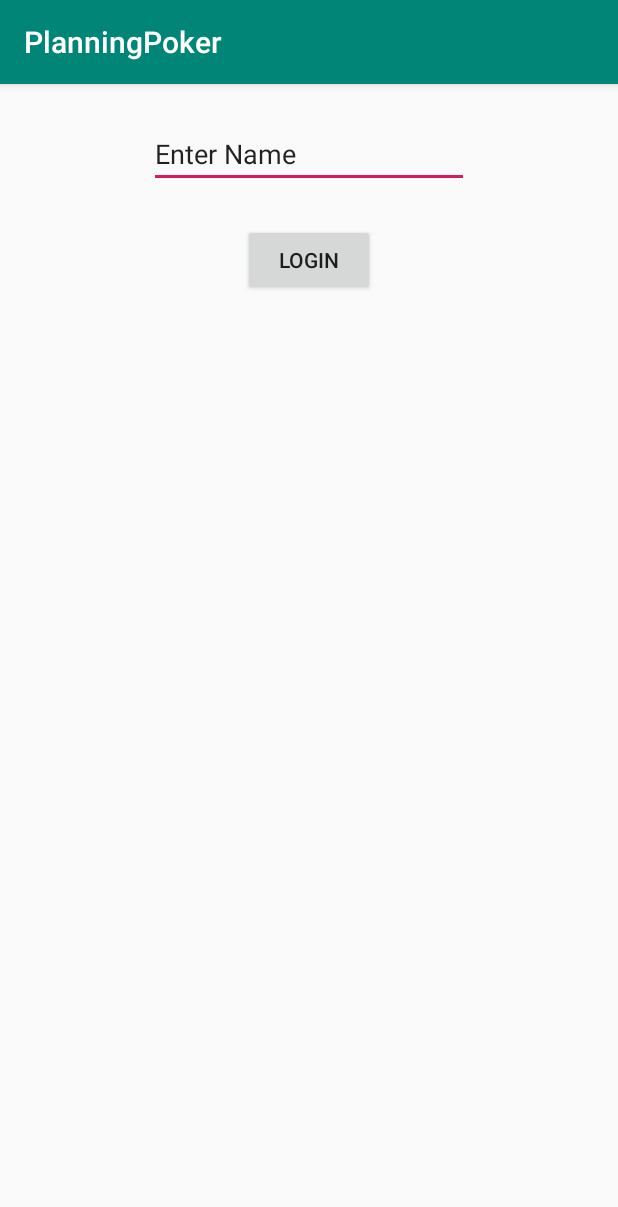
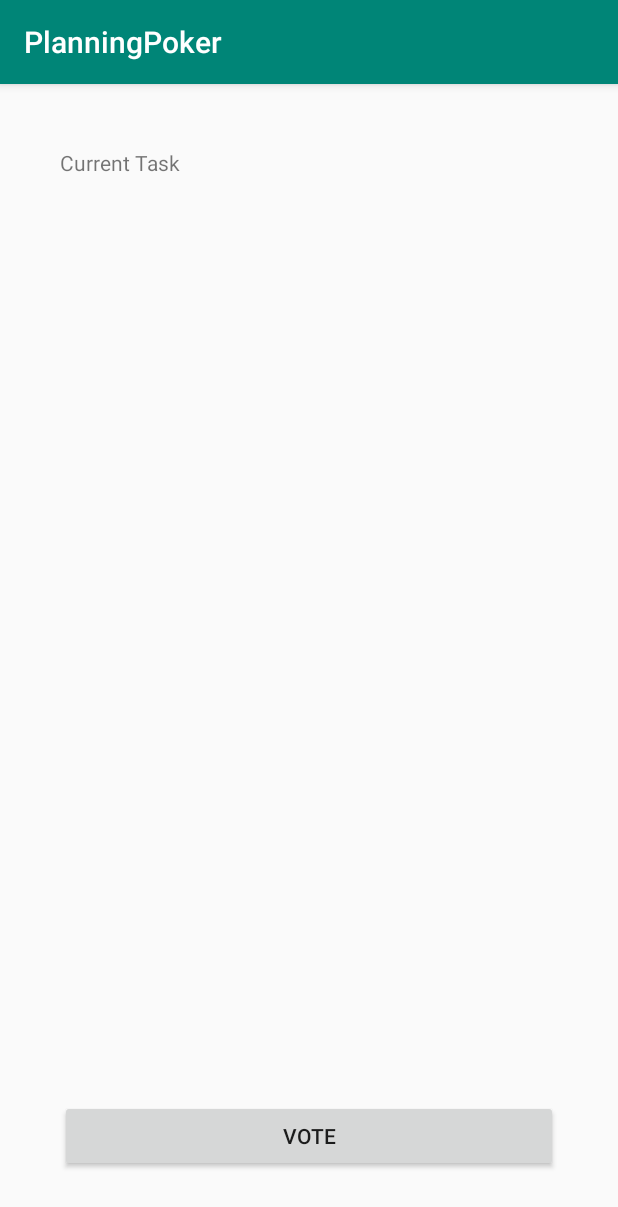
Before and after one commit to szoreny95/PlanningPoker, an Android app: the screen it shows after launch (MainActivity before the commit, VoteActivity after it), after a tap on "LOGIN", on a phone screen of 412 x 824 dp. Shown: the top 1207 px of the screen. Run offline under Robolectric (Android 15) with nearby library versions, the phone set to English and light mode, and no system bars.

Commit message:
1.3 branch.....

```diff
--- a/app/build.gradle
+++ b/app/build.gradle
@@ -28,4 +28,5 @@ dependencies {
     testImplementation 'junit:junit:4.12'
     androidTestImplementation 'androidx.test:runner:1.1.1'
     androidTestImplementation 'androidx.test.espresso:espresso-core:3.1.1'
+    implementation 'androidx.recyclerview:recyclerview:1.0.0'
 }
--- a/app/src/main/AndroidManifest.xml
+++ b/app/src/main/AndroidManifest.xml
@@ -1,7 +1,6 @@
 <?xml version="1.0" encoding="utf-8"?>
 <manifest xmlns:android="http://schemas.android.com/apk/res/android"
     package="com.example.planningpoker">
-
     <!-- To access Google+ APIs: -->
     <uses-permission android:name="android.permission.INTERNET" />
 
@@ -12,6 +11,7 @@
         android:roundIcon="@mipmap/ic_launcher_round"
         android:supportsRtl="true"
         android:theme="@style/AppTheme">
+        <activity android:name=".VoteActivity"></activity>
         <activity android:name=".MainActivity">
             <intent-filter>
                 <action android:name="android.intent.action.MAIN" />
--- a/app/src/main/java/com/example/planningpoker/FragmentGrid.java
+++ b/app/src/main/java/com/example/planningpoker/FragmentGrid.java
@@ -11,46 +11,18 @@ import android.widget.EditText;
 import androidx.annotation.NonNull;
 import androidx.annotation.Nullable;
 import androidx.fragment.app.Fragment;
+import androidx.fragment.app.FragmentTransaction;
 
 public class FragmentGrid extends Fragment {
-    private FragmentGridListener listener;
-    private EditText editText;
-    private Button Submit;
 
-    public interface FragmentGridListener{
-        void onInputASent(CharSequence input);
-    }
 
     @Nullable
     @Override
     public View onCreateView(@NonNull LayoutInflater inflater, @Nullable ViewGroup container, @Nullable Bundle savedInstanceState) {
         View v = inflater.inflate(R.layout.fragment_grid,container,false);
-        editText = v.findViewById(R.id.fragment_grid_text);
-        Submit = v.findViewById(R.id.button_submit);
-        Submit.setOnClickListener(new View.OnClickListener() {
-            @Override
-            public void onClick(View v) {
-                CharSequence input = editText.getText();
-                listener.onInputASent(input);
-            }
-        });
+
         return v;
     }
 
-    @Override
-    public void onAttach(Context context) {
-        super.onAttach(context);
-        if(context instanceof FragmentGridListener){
-            listener =(FragmentGridListener) context;
-        }
-        else {
-           throw new RuntimeException(context.toString()+" must implement FragmentGridListener");
-        }
-    }
 
-    @Override
-    public void onDetach() {
-        super.onDetach();
-        listener = null;
-    }
 }
--- a/app/src/main/java/com/example/planningpoker/FragmentResult.java
+++ b/app/src/main/java/com/example/planningpoker/FragmentResult.java
@@ -17,10 +17,5 @@ public class FragmentResult extends Fragment {
         View v = inflater.inflate(R.layout.fragment_result,container,false);
         return v;
     }
-/*
-    FragmentTransaction frag_trans = getFragmentManager().beginTransaction();
-        frag_trans.add(R.id.fragment_container,new FragmentGrid());
-        frag_trans.commit();
 
- */
 }
--- a/app/src/main/java/com/example/planningpoker/MainActivity.java
+++ b/app/src/main/java/com/example/planningpoker/MainActivity.java
@@ -3,9 +3,11 @@ package com.example.planningpoker;
 import androidx.appcompat.app.AppCompatActivity;
 import androidx.fragment.app.FragmentTransaction;
 
+import android.content.Intent;
 import android.os.Bundle;
 import android.view.View;
 import android.widget.Button;
+import android.widget.EditText;
 
 public class MainActivity extends AppCompatActivity {
 
@@ -17,26 +19,18 @@ public class MainActivity extends AppCompatActivity {
 
     public void login_check(View view) {
         //ellenorzes
+        Intent intent = new Intent(this, VoteActivity.class);
+        //EditText editText = (EditText) findViewById(R.id.editText);
+        //String message = editText.getText().toString();
+        startActivity(intent);
 
+    }
+/*
+    public void change_frag(View view)
+    {
         FragmentTransaction frag_trans = getSupportFragmentManager().beginTransaction();
-        frag_trans.add(R.id.fragment_container,new FragmentGrid());
+        frag_trans.replace(R.id.fragment_container,new FragmentResult());
         frag_trans.commit();
     }
-
-
-
-
-
-/*
-        Button btnLogin = findViewById(R.id.login_button);
-
-        btnLogin.setOnClickListener(new View.OnClickListener(){
-
-            @Override
-            public void onClick(View v) {
-
-            }
-        }
-    }*/
-
+*/
 }
--- /dev/null
+++ b/app/src/main/java/com/example/planningpoker/VoteActivity.java
@@ -0,0 +1,23 @@
+package com.example.planningpoker;
+
+import androidx.appcompat.app.AppCompatActivity;
+import androidx.fragment.app.FragmentTransaction;
+
+import android.os.Bundle;
+
+public class VoteActivity extends AppCompatActivity {
+
+    @Override
+    protected void onCreate(Bundle savedInstanceState) {
+        super.onCreate(savedInstanceState);
+        setContentView(R.layout.activity_vote);
+
+        FragmentTransaction frag_trans = getSupportFragmentManager().beginTransaction();
+        frag_trans.add(R.id.fragment_container,new FragmentGrid());
+        frag_trans.commit();
+
+
+    }
+
+
+}
--- /dev/null
+++ b/app/src/main/res/layout/activity_vote.xml
@@ -0,0 +1,11 @@
+<?xml version="1.0" encoding="utf-8"?>
+<androidx.constraintlayout.widget.ConstraintLayout xmlns:android="http://schemas.android.com/apk/res/android"
+    xmlns:app="http://schemas.android.com/apk/res-auto"
+    xmlns:tools="http://schemas.android.com/tools"
+    android:layout_width="match_parent"
+    android:layout_height="match_parent"
+    tools:context=".VoteActivity"
+    android:id="@+id/fragment_container">
+
+
+</androidx.constraintlayout.widget.ConstraintLayout>
--- a/app/src/main/res/layout/fragment_grid.xml
+++ b/app/src/main/res/layout/fragment_grid.xml
@@ -8,36 +8,51 @@
     android:gravity="center_horizontal"
     android:padding="16dp">
 
+    <androidx.recyclerview.widget.RecyclerView
+        android:id="@+id/recyclerView"
+        android:layout_width="327dp"
+        android:layout_height="521dp"
+        android:layout_marginStart="24dp"
+        android:layout_marginLeft="24dp"
+        android:layout_marginTop="16dp"
+        android:layout_marginEnd="24dp"
+        android:layout_marginRight="24dp"
+        android:layout_marginBottom="16dp"
+        app:layout_constraintBottom_toTopOf="@+id/btn_vote"
+        app:layout_constraintEnd_toEndOf="parent"
+        app:layout_constraintStart_toStartOf="parent"
+        app:layout_constraintTop_toBottomOf="@+id/tv_task" />
+
     <Button
-        android:id="@+id/button_submit"
-        android:layout_width="wrap_content"
+        android:id="@+id/btn_vote"
+        android:layout_width="0dp"
         android:layout_height="wrap_content"
+        android:layout_marginStart="24dp"
+        android:layout_marginLeft="24dp"
+        android:layout_marginTop="16dp"
+        android:layout_marginEnd="24dp"
+        android:layout_marginRight="24dp"
+        android:layout_marginBottom="24dp"
+        android:text="@string/vote"
+        app:layout_constraintBottom_toBottomOf="parent"
+        app:layout_constraintEnd_toEndOf="parent"
+        app:layout_constraintStart_toStartOf="parent"
+        app:layout_constraintTop_toBottomOf="@+id/recyclerView" />
+
+    <TextView
+        android:id="@+id/tv_task"
+        android:layout_width="0dp"
+        android:layout_height="44dp"
         android:layout_marginStart="24dp"
         android:layout_marginLeft="24dp"
         android:layout_marginTop="24dp"
         android:layout_marginEnd="24dp"
         android:layout_marginRight="24dp"
-        android:text="@string/submit"
+        android:layout_marginBottom="16dp"
+        android:text="@string/current_task"
+        app:layout_constraintBottom_toTopOf="@+id/recyclerView"
         app:layout_constraintEnd_toEndOf="parent"
         app:layout_constraintStart_toStartOf="parent"
-        app:layout_constraintTop_toBottomOf="@+id/fragment_grid_text"
-        tools:ignore="MissingConstraints" />
-
-    <EditText
-        android:id="@+id/fragment_grid_text"
-        android:layout_width="wrap_content"
-        android:layout_height="wrap_content"
-        android:layout_marginStart="24dp"
-        android:layout_marginLeft="24dp"
-        android:layout_marginTop="24dp"
-        android:layout_marginEnd="24dp"
-        android:layout_marginRight="24dp"
-        android:ems="10"
-        android:inputType="textPersonName"
-        android:text="@string/you_are_in_fragment_grid"
-        app:layout_constraintEnd_toEndOf="parent"
-        app:layout_constraintStart_toStartOf="parent"
-        app:layout_constraintTop_toTopOf="parent"
-        tools:ignore="MissingConstraints" />
+        app:layout_constraintTop_toTopOf="parent" />
 
 </androidx.constraintlayout.widget.ConstraintLayout>
--- a/app/src/main/res/layout/login_screen.xml
+++ b/app/src/main/res/layout/login_screen.xml
@@ -33,9 +33,5 @@
         app:layout_constraintStart_toStartOf="parent"
         app:layout_constraintTop_toBottomOf="@+id/login_name" />
 
-    <FrameLayout
-        android:layout_width="match_parent"
-        android:layout_height="match_parent"
-        android:id="@+id/fragment_container"></FrameLayout>
 
 </androidx.constraintlayout.widget.ConstraintLayout>
--- a/app/src/main/res/values/strings.xml
+++ b/app/src/main/res/values/strings.xml
@@ -6,5 +6,9 @@
     <string name="you_are_in_fragment_grid">You are in fragment grid!</string>
     <string name="login">Login</string>
     <string name="enter_name">Enter Name</string>
+    <string name="jelenlegi_task">Jelenlegi Task</string>
+    <string name="vote">Vote</string>
+    <string name="back">Back</string>
+    <string name="current_task">Current Task</string>
 
 </resources>
```
Also changed, not shown: app/src/main/res/layout/fragment_result.xml (+22 -29 lines).
